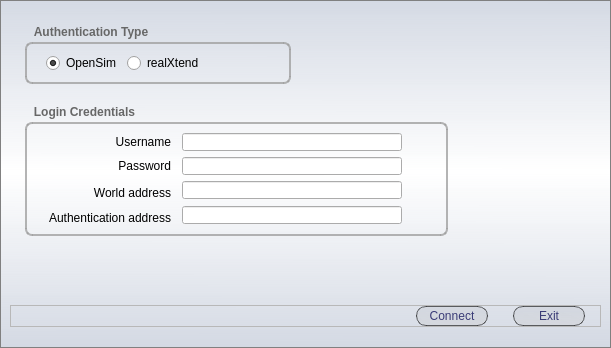
The window that bin/data/ui/login/login_traditional.ui (realXtend/tundra) describes before a commit, drawn with Qt 5.
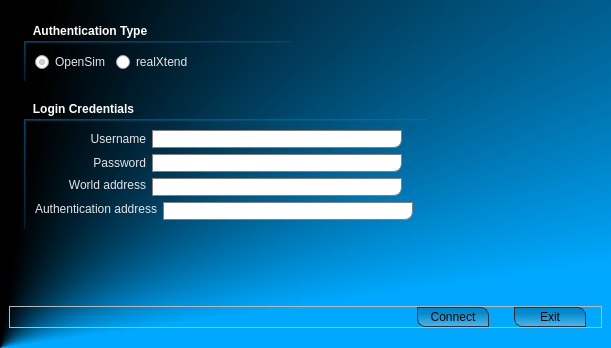
The same window after the commit.

What changed in the file:
```diff
--- a/bin/data/ui/login/login_traditional.ui
+++ b/bin/data/ui/login/login_traditional.ui
@@ -15,34 +15,27 @@
   </property>
   <property name="styleSheet">
    <string>QWidget#MainWidget {
-	background-color: none;
-}</string>
-  </property>
-  <layout class="QVBoxLayout" name="verticalLayout_2">
-   <property name="spacing">
-    <number>0</number>
-   </property>
-   <property name="margin">
-    <number>0</number>
-   </property>
-   <item>
-    <widget class="QFrame" name="MainFrame">
-     <property name="styleSheet">
-      <string>QFrame#MainFrame {
-	background-color: qlineargradient(spread:reflect, x1:0.489, y1:1, x2:0.488, y2:0.494318, stop:0 rgba(199, 207, 222, 175), stop:1 rgba(255, 255, 255, 255));
-	border: 1px solid grey;
+	background-color: qconicalgradient(cx:0, cy:1, angle:277.2, stop:0.267045 rgba(0, 169, 255, 255), stop:0.465909 rgba(0, 0, 0, 255));
+}
+
+QFrame#MainFrame {
+	border: 0px;
 }
 
 QGroupBox {
 	border: 2px solid;
-	border-color: rgba(159, 159, 159, 200);
-	border-radius: 7px;
+	border-color: qlineargradient(spread:pad, x1:0, y1:0, x2:1, y2:1, stop:0 rgba(0, 169, 255, 118), stop:1 rgba(0, 0, 0, 0));
+	border-radius: 0px;
+	border-top-right-radius: 0px;
+	border-bottom-left-radius: 0px;
+	border-right: 0px;
+	border-bottom: 0px;
 	margin-top:17px;
 	margin-left: 15px;
 	margin-right: 15px;
 	font-size: 12px;
 	font: bold;
-	color: rgb(103, 103, 103);
+	color: rgb(255, 255, 255);
  }
 
  QGroupBox::title {
@@ -53,7 +46,13 @@
  }
 
 QLineEdit {
-	margin-right:30px;
+	border: 1px solid grey;
+	border-radius: 0px;
+	border-bottom-right-radius: 8px;
+}
+
+QLabel {
+	color: rgb(229, 229, 229);
 }
 
 QLabel#label_OpenSim, QRadioButton#radioButton_realXtend {
@@ -63,14 +62,16 @@
 /* QPUSHBUTTON */
 
 QPushButton {
-	color: rgba(15, 16, 91, 200);
+	color: rgb(0, 0, 0);
 	min-width: 60px;
 	font-size: 12px;
-	border: 1px solid black;
-	border-color: rgba(0, 0, 0, 150);
-	border-radius: 10px;
+	border: 1px solid;
+	border-color: rgb(48, 48, 48);
+	border-radius: 8px;
+	border-top-left-radius: 0px;
+	border-bottom-right-radius: 0px;
 	padding: 2px 5px;
-	background-color: qlineargradient(spread:pad, x1:0.488636, y1:0.273, x2:0.511, y2:1, stop:0 rgba(0, 0, 0, 10), stop:1 rgba(207, 207, 207, 100));
+	background-color: qlineargradient(spread:pad, x1:0.488636, y1:0.273, x2:0.511, y2:1, stop:0 rgba(0, 0, 0, 50), stop:1 rgba(207, 207, 207, 100));
 }
 
 QPushButton:hover {
@@ -80,6 +81,18 @@
 QPushButton#pushButton_Connect, QPushButton#pushButton_Close {
 	margin-right:15px;
 }</string>
+  </property>
+  <layout class="QVBoxLayout" name="verticalLayout_2">
+   <property name="spacing">
+    <number>0</number>
+   </property>
+   <property name="margin">
+    <number>0</number>
+   </property>
+   <item>
+    <widget class="QFrame" name="MainFrame">
+     <property name="styleSheet">
+      <string/>
      </property>
      <property name="frameShape">
       <enum>QFrame::StyledPanel</enum>
@@ -117,26 +130,13 @@
              <string>Authentication Type</string>
             </property>
             <layout class="QHBoxLayout" name="horizontalLayout_7">
-             <item>
-              <spacer name="horizontalSpacer_9">
-               <property name="orientation">
-                <enum>Qt::Horizontal</enum>
-               </property>
-               <property name="sizeType">
-                <enum>QSizePolicy::Minimum</enum>
-               </property>
-               <property name="sizeHint" stdset="0">
-                <size>
-                 <width>10</width>
-                 <height>5</height>
-                </size>
-               </property>
-              </spacer>
-             </item>
              <item>
               <layout class="QHBoxLayout" name="horizontalLayout_TopRadioButtons">
                <item>
                 <widget class="QRadioButton" name="radioButton_OpenSim">
+                 <property name="styleSheet">
+                  <string>color: rgb(229, 229, 229);</string>
+                 </property>
                  <property name="text">
                   <string>OpenSim</string>
                  </property>
@@ -147,6 +147,9 @@
                </item>
                <item>
                 <widget class="QRadioButton" name="radioButton_realXtend">
+                 <property name="styleSheet">
+                  <string>color: rgb(229, 229, 229);</string>
+                 </property>
                  <property name="text">
                   <string>realXtend</string>
                  </property>
@@ -220,7 +223,7 @@
                   <widget class="QLabel" name="label_Username">
                    <property name="minimumSize">
                     <size>
-                     <width>140</width>
+                     <width>111</width>
                      <height>0</height>
                     </size>
                    </property>
@@ -231,7 +234,7 @@
                     <set>Qt::AlignRight|Qt::AlignTrailing|Qt::AlignVCenter</set>
                    </property>
                    <property name="indent">
-                    <number>5</number>
+                    <number>0</number>
                    </property>
                   </widget>
                  </item>
@@ -272,7 +275,7 @@
                   <widget class="QLabel" name="label_Password">
                    <property name="minimumSize">
                     <size>
-                     <width>140</width>
+                     <width>111</width>
                      <height>0</height>
                     </size>
                    </property>
@@ -283,7 +286,7 @@
                     <set>Qt::AlignRight|Qt::AlignTrailing|Qt::AlignVCenter</set>
                    </property>
                    <property name="indent">
-                    <number>5</number>
+                    <number>0</number>
                    </property>
                   </widget>
                  </item>
@@ -327,7 +330,7 @@
                   <widget class="QLabel" name="label_WorldAddress">
                    <property name="minimumSize">
                     <size>
-                     <width>140</width>
+                     <width>111</width>
                      <height>0</height>
                     </size>
                    </property>
@@ -341,7 +344,7 @@
                     <number>0</number>
                    </property>
                    <property name="indent">
-                    <number>5</number>
+                    <number>0</number>
                    </property>
                   </widget>
                  </item>
@@ -385,7 +388,7 @@
                   <widget class="QLabel" name="label_AuthenticationServer">
                    <property name="minimumSize">
                     <size>
-                     <width>140</width>
+                     <width>111</width>
                      <height>0</height>
                     </size>
                    </property>
@@ -396,7 +399,7 @@
                     <set>Qt::AlignRight|Qt::AlignTop|Qt::AlignTrailing</set>
                    </property>
                    <property name="indent">
-                    <number>5</number>
+                    <number>0</number>
                    </property>
                   </widget>
                  </item>
```
Left out of the diff: 4 changed lines with no effect on the pictures.
